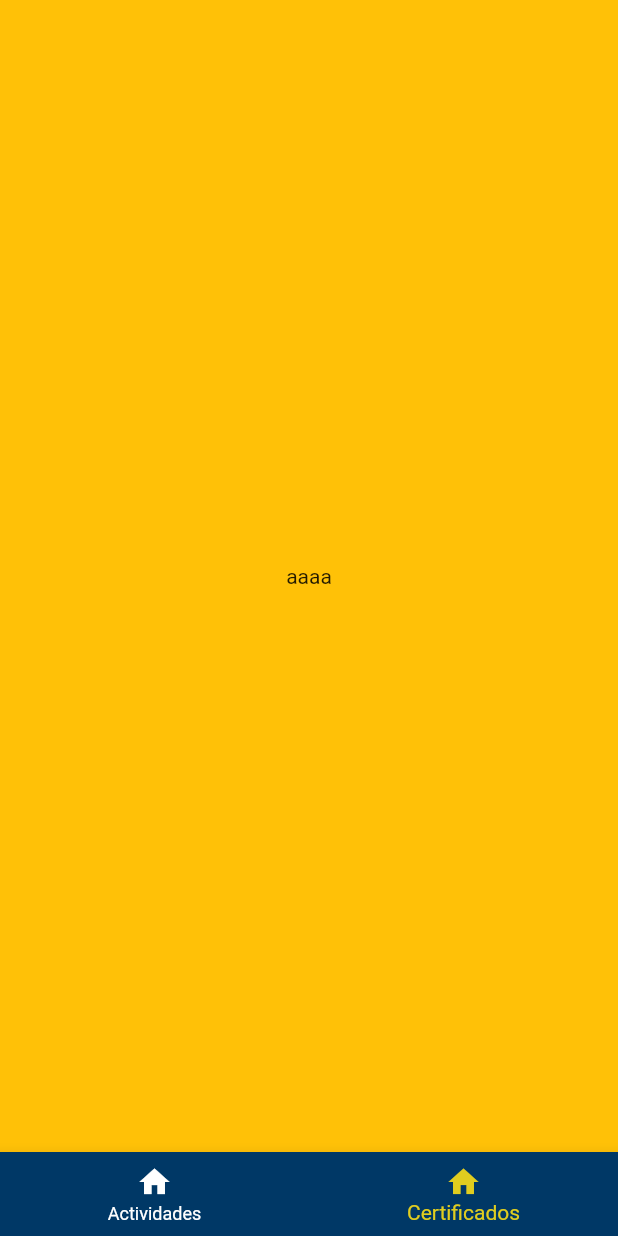
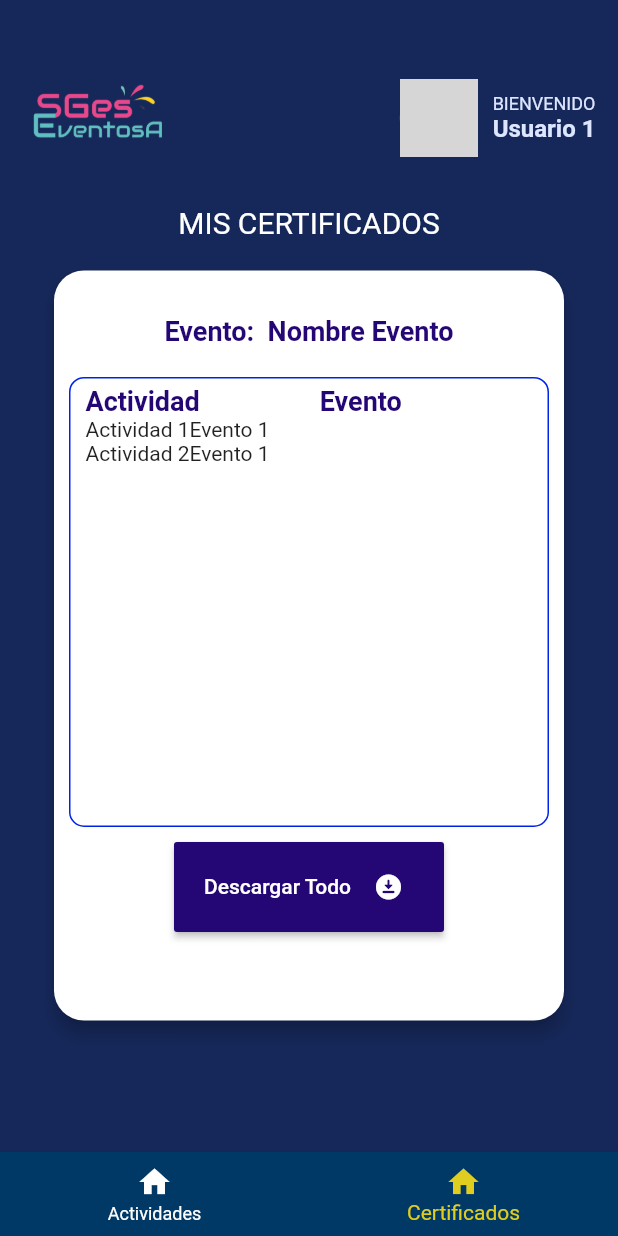
Before and after one commit to Kdrew6723145/proyecto281_evento_flutter, a Flutter app: the ParticipantePage screen opened by its route, item 2 of the bottom bar chosen, on a phone screen of 412 x 824 dp. Run offline on Flutter 3.47's test engine with Material 2 defaults, Android fonts, the phone set to English and light mode, and no system bars; our stand-ins replace flutter_svg, snippet_coder_utils; network calls fail; grey boxes are pictures that could not be loaded.

Commit message:
certificados vista

```diff
--- a/lib/pages/vistas_participante/vista_certificados.dart
+++ b/lib/pages/vistas_participante/vista_certificados.dart
@@ -1,6 +1,9 @@
 import 'package:flutter/material.dart';
 import 'package:flutter/src/widgets/framework.dart';
 import 'package:flutter/src/widgets/placeholder.dart';
+import 'package:snippet_coder_utils/hex_color.dart';
+
+import '../../widget/login_widget/header.dart';
 
 class VistaCertificados extends StatefulWidget {
   const VistaCertificados({super.key});
@@ -10,13 +13,156 @@ class VistaCertificados extends StatefulWidget {
 }
 
 class _VistaCertificadosState extends State<VistaCertificados> {
+
+  var lista_cert=const [
+    Row(children: [Text("Actividad 1"),Text("Evento 1")]),
+    Row(children: [Text("Actividad 2"),Text("Evento 1")]),
+    Row(children: [Text("Actividad 3"),Text("Evento 1")]),
+    Row(children: [Text("Actividad 4"),Text("Evento 2")]),
+    Row(children: [Text("Actividad 1"),Text("Evento 3")]),
+  ];
   @override
   Widget build(BuildContext context) {
     return Container(
-      color: Colors.amber,
-      alignment: Alignment.center,
-      child: const Text(
-        "aaaa"
+      color: HexColor("#16285A"),
+      child: Column(
+        children: [
+          Header(),
+          Text(
+            "MIS CERTIFICADOS",
+            style: TextStyle(
+                fontSize: 20.0,
+                color: Colors.white,
+                decoration: TextDecoration.none),
+          ),
+          SizedBox(
+            height: 20,
+          ),
+          Material(
+            elevation: 5,
+            color: Colors.white,
+            borderRadius: BorderRadius.circular(20),
+            child: Container(
+                padding: EdgeInsets.only(
+                  top: 30,
+                ),
+                alignment: Alignment.topCenter,
+                width: 340,
+                height: 500,
+                child: Column(
+                  children: [
+                    Text(
+                      "Evento:  Nombre Evento",
+                      style: TextStyle(
+                        color: HexColor("#240774"),
+                        fontWeight: FontWeight.bold,
+                        fontSize: 18,
+                      ),
+                    ),
+                    SizedBox(
+                      height: 10,
+                    ),
+
+                    Container(
+                      padding: EdgeInsets.only(
+                        top: 5,
+                        left: 10
+                      ),
+                      height: 300,
+                      alignment: Alignment.topLeft,
+                      margin: const EdgeInsets.all(10),
+                      decoration: BoxDecoration(
+                        borderRadius: BorderRadius.circular(10),
+                        border: Border.all(
+                          color: Color.fromARGB(255, 0, 35, 233),
+                          width: 1,
+                        ),
+                      ),
+                      child: Column(
+                        children: [
+                          Row(
+                            children: [
+                              Text(
+                                "Actividad",
+                                style: TextStyle(
+                                  color: HexColor("#240774"),
+                                  fontWeight: FontWeight.bold,
+                                  fontSize: 18,
+                                ),
+                              ),
+                              SizedBox(width: 80,),
+                              Text(
+                                "Evento",
+                                style: TextStyle(
+                                  color: HexColor("#240774"),
+                                  fontWeight: FontWeight.bold,
+                                  fontSize: 18,
+                                ),
+                              ),
+                            ],
+                          ),
+                          lista_cert[0],
+                          lista_cert[1],
+                          /*
+                          ListView.builder(
+                            itemCount: lista_cert.length,
+                           scrollDirection: Axis.vertical,
+                           itemBuilder: (context, index) {
+                              return Container(
+                                child: lista_cert[index],
+                              );
+                           },
+                          )
+                          */
+                        ],
+                      ),
+                    ),
+                    /* MaterialButton(
+                      shape: const CircleBorder(),
+                      color: Colors.red,
+                      padding: const EdgeInsets.all(20),
+                      onPressed: () => {
+                        print("Boton comentario"),
+                      },
+                      child: const Icon(
+                        Icons.send,
+                        size: 20,
+                        color: Colors.amber,
+                      ),
+                    ), */
+                    MaterialButton(
+                      color: HexColor("#240774"),
+                      padding: const EdgeInsets.all(20),
+                      onPressed: () => {
+                        print("Boton comentario"),
+                      },
+                      child: Container(
+                        alignment: Alignment.center,
+                        width: 140,
+                        child: const Row(
+                          children: [
+                            Text(
+                              "Descargar Todo",
+                              style: TextStyle(color: Colors.white),
+                            ),
+                            SizedBox(
+                              width: 15,
+                            ),
+                            Icon(
+                              Icons.download_for_offline_rounded,
+                              size: 20,
+                              color: Color.fromARGB(255, 255, 255, 255),
+                            ),
+                          ],
+                        ),
+                      ),
+                    ),
+                  ],
+                )),
+          ),
+
+          //ContenedorComentarios()
+        ],
       ),
     );
   }
```
